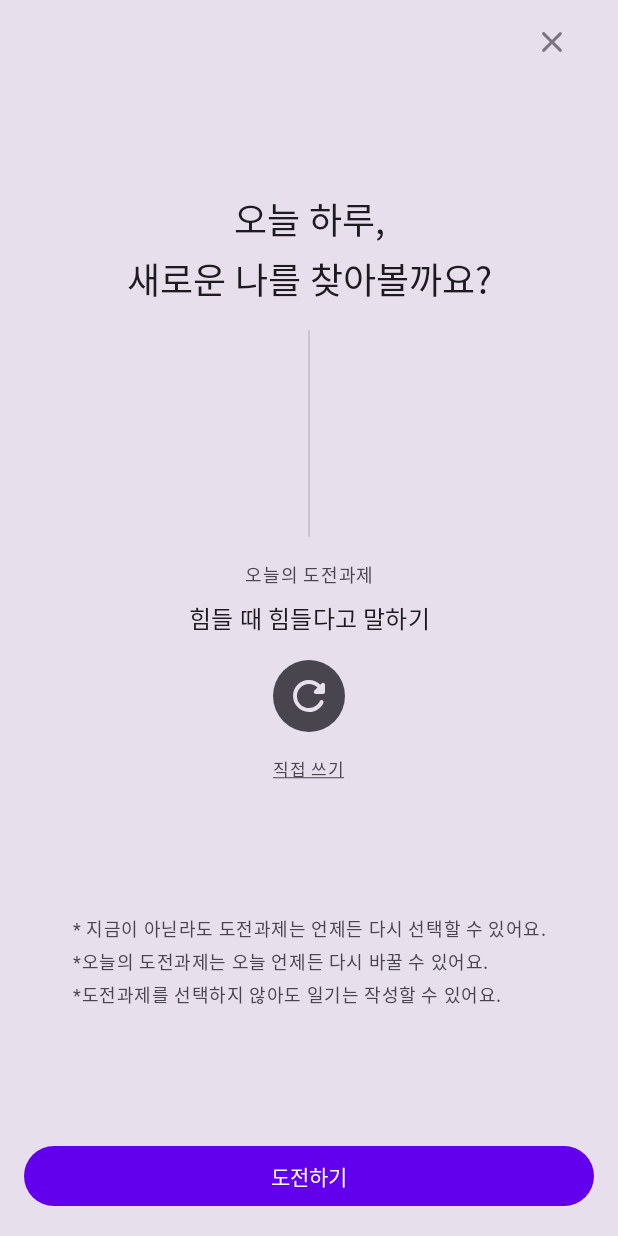
After one commit to RyanChoi919/Sunrise, an Android app: the fragment ChallengeSelectFragment shown on its own in the app's theme, on a phone screen of 412 x 824 dp. The commit adds this screen. Run offline under Robolectric (Android 15) with nearby library versions, the phone set to English and light mode, and no system bars.

Commit message:
add challenge select fragment

```diff
--- /dev/null
+++ b/app/src/main/java/com/nodes/sunrise/ui/challenge/select/ChallengeSelectFragment.kt
@@ -0,0 +1,33 @@
+package com.nodes.sunrise.ui.challenge.select
+
+import androidx.lifecycle.ViewModelProvider
+import android.os.Bundle
+import androidx.fragment.app.Fragment
+import android.view.LayoutInflater
+import android.view.View
+import android.view.ViewGroup
+import androidx.fragment.app.viewModels
+import com.nodes.sunrise.BaseApplication
+import com.nodes.sunrise.R
+import com.nodes.sunrise.ui.ViewModelFactory
+import com.nodes.sunrise.ui.home.HomeViewModel
+
+class ChallengeSelectFragment : Fragment() {
+
+    companion object {
+        fun newInstance() = ChallengeSelectFragment()
+    }
+
+    private val viewModel: HomeViewModel by viewModels {
+        val repository = (requireActivity().application as BaseApplication).repository
+        ViewModelFactory(repository)
+    }
+
+    override fun onCreateView(
+        inflater: LayoutInflater, container: ViewGroup?,
+        savedInstanceState: Bundle?
+    ): View? {
+        return inflater.inflate(R.layout.fragment_challenge_select, container, false)
+    }
+
+}
--- /dev/null
+++ b/app/src/main/java/com/nodes/sunrise/ui/challenge/select/ChallengeSelectViewModel.kt
@@ -0,0 +1,8 @@
+package com.nodes.sunrise.ui.challenge.select
+
+import com.nodes.sunrise.db.AppRepository
+import com.nodes.sunrise.ui.BaseViewModel
+
+class ChallengeSelectViewModel(val repository: AppRepository) : BaseViewModel(repository) {
+
+}
--- /dev/null
+++ b/app/src/main/res/drawable/bg_round_button.xml
@@ -0,0 +1,5 @@
+<?xml version="1.0" encoding="utf-8"?>
+<shape xmlns:android="http://schemas.android.com/apk/res/android"
+    android:shape="oval">
+    <solid android:color="?attr/colorOnSurfaceVariant" />
+</shape>
--- /dev/null
+++ b/app/src/main/res/drawable/ic_round_close_24.xml
@@ -0,0 +1,5 @@
+<vector android:height="24dp" android:tint="#000000"
+    android:viewportHeight="24" android:viewportWidth="24"
+    android:width="24dp" xmlns:android="http://schemas.android.com/apk/res/android">
+    <path android:fillColor="@android:color/white" android:pathData="M18.3,5.71c-0.39,-0.39 -1.02,-0.39 -1.41,0L12,10.59 7.11,5.7c-0.39,-0.39 -1.02,-0.39 -1.41,0 -0.39,0.39 -0.39,1.02 0,1.41L10.59,12 5.7,16.89c-0.39,0.39 -0.39,1.02 0,1.41 0.39,0.39 1.02,0.39 1.41,0L12,13.41l4.89,4.89c0.39,0.39 1.02,0.39 1.41,0 0.39,-0.39 0.39,-1.02 0,-1.41L13.41,12l4.89,-4.89c0.38,-0.38 0.38,-1.02 0,-1.4z"/>
+</vector>
--- /dev/null
+++ b/app/src/main/res/drawable/ic_round_refresh_24.xml
@@ -0,0 +1,10 @@
+<vector xmlns:android="http://schemas.android.com/apk/res/android"
+    android:width="16dp"
+    android:height="16dp"
+    android:tint="#000000"
+    android:viewportWidth="24"
+    android:viewportHeight="24">
+    <path
+        android:fillColor="@android:color/white"
+        android:pathData="M17.65,6.35c-1.63,-1.63 -3.94,-2.57 -6.48,-2.31 -3.67,0.37 -6.69,3.35 -7.1,7.02C3.52,15.91 7.27,20 12,20c3.19,0 5.93,-1.87 7.21,-4.56 0.32,-0.67 -0.16,-1.44 -0.9,-1.44 -0.37,0 -0.72,0.2 -0.88,0.53 -1.13,2.43 -3.84,3.97 -6.8,3.31 -2.22,-0.49 -4.01,-2.3 -4.48,-4.52C5.31,9.44 8.26,6 12,6c1.66,0 3.14,0.69 4.22,1.78l-1.51,1.51c-0.63,0.63 -0.19,1.71 0.7,1.71H19c0.55,0 1,-0.45 1,-1V6.41c0,-0.89 -1.08,-1.34 -1.71,-0.71l-0.64,0.65z" />
+</vector>
--- /dev/null
+++ b/app/src/main/res/layout/fragment_challenge_select.xml
@@ -0,0 +1,140 @@
+<?xml version="1.0" encoding="utf-8"?>
+<androidx.constraintlayout.widget.ConstraintLayout xmlns:android="http://schemas.android.com/apk/res/android"
+    xmlns:app="http://schemas.android.com/apk/res-auto"
+    xmlns:tools="http://schemas.android.com/tools"
+    android:layout_width="match_parent"
+    android:layout_height="match_parent"
+    android:background="?attr/colorSurfaceVariant"
+    android:paddingHorizontal="@dimen/screen_horizontal_margin"
+    tools:context=".ui.challenge.select.ChallengeSelectFragment">
+
+
+    <ImageView
+        android:layout_width="wrap_content"
+        android:layout_height="wrap_content"
+        android:contentDescription="@string/CD_close"
+        android:padding="16dp"
+        android:src="@drawable/ic_round_close_24"
+        app:layout_constraintRight_toRightOf="parent"
+        app:layout_constraintTop_toTopOf="parent"
+        app:tint="?attr/colorOutline" />
+
+    <TextView
+        android:id="@+id/frag_challenge_select_TV_title"
+        style="@style/TextAppearance.Sunrise.HeadlineSmall"
+        android:layout_width="wrap_content"
+        android:layout_height="wrap_content"
+        android:layout_marginTop="128dp"
+        android:gravity="center_horizontal"
+        android:text="@string/frag_challenge_select_title"
+        app:layout_constraintBottom_toTopOf="@id/divider"
+        app:layout_constraintLeft_toLeftOf="parent"
+        app:layout_constraintRight_toRightOf="parent"
+        app:layout_constraintTop_toTopOf="parent" />
+
+    <View
+        android:id="@+id/divider"
+        android:layout_width="1dp"
+        android:layout_height="0dp"
+        android:layout_marginVertical="16dp"
+        android:background="?android:attr/listDivider"
+        app:layout_constraintBottom_toTopOf="@id/frag_challenge_select_TV_today_challenge_subtitle"
+        app:layout_constraintLeft_toLeftOf="parent"
+        app:layout_constraintRight_toRightOf="parent"
+        app:layout_constraintTop_toBottomOf="@id/frag_challenge_select_TV_title" />
+
+    <TextView
+        android:id="@+id/frag_challenge_select_TV_today_challenge_subtitle"
+        style="@style/TextAppearance.Sunrise.LabelMedium"
+        android:layout_width="wrap_content"
+        android:layout_height="wrap_content"
+        android:layout_marginBottom="8dp"
+        android:text="@string/today_challenge"
+        app:layout_constraintBottom_toTopOf="@id/frag_challenge_select_TV_today_challenge"
+        app:layout_constraintLeft_toLeftOf="parent"
+        app:layout_constraintRight_toRightOf="parent"
+        app:layout_constraintTop_toBottomOf="@id/divider" />
+
+    <TextView
+        android:id="@+id/frag_challenge_select_TV_today_challenge"
+        style="@style/TextAppearance.Sunrise.TitleMedium"
+        android:layout_width="wrap_content"
+        android:layout_height="wrap_content"
+        android:gravity="center"
+        android:maxLines="2"
+        android:text="@string/sample_challenge_name"
+        app:layout_constraintBottom_toBottomOf="parent"
+        app:layout_constraintLeft_toLeftOf="parent"
+        app:layout_constraintRight_toRightOf="parent"
+        app:layout_constraintTop_toTopOf="parent" />
+
+    <ImageView
+        android:contentDescription="@string/CD_refresh_today_challenge"
+        android:id="@+id/frag_challenge_select_IV_refresh_button"
+        android:layout_width="48dp"
+        android:layout_height="48dp"
+        android:layout_marginVertical="16dp"
+        android:background="@drawable/bg_round_button"
+        android:padding="8dp"
+        android:src="@drawable/ic_round_refresh_24"
+        app:layout_constraintBottom_toTopOf="@id/frag_challenge_select_TV_write_own_challenge_button"
+        app:layout_constraintLeft_toLeftOf="parent"
+        app:layout_constraintRight_toRightOf="parent"
+        app:layout_constraintTop_toBottomOf="@id/frag_challenge_select_TV_today_challenge"
+        app:tint="?attr/colorSurfaceVariant" />
+
+    <TextView
+        android:id="@+id/frag_challenge_select_TV_write_own_challenge_button"
+        style="@style/TextAppearance.Sunrise.LabelSmall"
+        android:layout_width="wrap_content"
+        android:layout_height="wrap_content"
+        android:layout_marginVertical="16dp"
+        android:text="@string/frag_challenge_select_write_own_challenge"
+        app:layout_constraintLeft_toLeftOf="parent"
+        app:layout_constraintRight_toRightOf="parent"
+        app:layout_constraintTop_toBottomOf="@id/frag_challenge_select_IV_refresh_button" />
+
+    <LinearLayout
+        android:id="@+id/frag_challenge_Select_LL_note"
+        android:layout_width="wrap_content"
+        android:layout_height="wrap_content"
+        android:orientation="vertical"
+        app:layout_constraintBottom_toTopOf="@id/frag_challenge_select_BTN_accept_challenge"
+        app:layout_constraintLeft_toLeftOf="parent"
+        app:layout_constraintRight_toRightOf="parent"
+        app:layout_constraintTop_toBottomOf="@id/frag_challenge_select_TV_write_own_challenge_button">
+
+        <TextView
+            android:id="@+id/frag_challenge_select_TV_note_1"
+            style="@style/TextAppearance.Sunrise.BodySmall"
+            android:layout_width="wrap_content"
+            android:layout_height="wrap_content"
+            android:text="@string/frag_challenge_select_note_1" />
+
+        <TextView
+            android:id="@+id/frag_challenge_select_TV_note_2"
+            style="@style/TextAppearance.Sunrise.BodySmall"
+            android:layout_width="wrap_content"
+            android:layout_height="wrap_content"
+            android:layout_marginVertical="4dp"
+            android:text="@string/frag_challenge_select_note_2" />
+
+        <TextView
+            android:id="@+id/frag_challenge_select_TV_note_3"
+            style="@style/TextAppearance.Sunrise.BodySmall"
+            android:layout_width="wrap_content"
+            android:layout_height="wrap_content"
+            android:text="@string/frag_challenge_select_note_3" />
+
+    </LinearLayout>
+
+    <Button
+        android:id="@+id/frag_challenge_select_BTN_accept_challenge"
+        android:layout_width="match_parent"
+        android:layout_height="wrap_content"
+        android:layout_marginVertical="16dp"
+        android:text="@string/frag_challenge_select_accept_challenge"
+        app:layout_constraintBottom_toBottomOf="parent" />
+
+
+</androidx.constraintlayout.widget.ConstraintLayout>
--- a/app/src/main/res/values/strings.xml
+++ b/app/src/main/res/values/strings.xml
@@ -22,4 +22,13 @@
     <!-- Content Descriptions -->
     <string name="CD_challenge_result">도전과제 결과 아이콘</string>
     <string name="CD_edit_challenge">도전과제 수정 아이콘</string>
+    <string name="CD_close">닫기 버튼</string>
+    <string name="frag_challenge_select_title">오늘 하루,\n새로운 나를 찾아볼까요?</string>
+    <string name="today_challenge">오늘의 도전과제</string>
+    <string name="frag_challenge_select_note_1">* 지금이 아닏라도 도전과제는 언제든 다시 선택할 수 있어요.</string>
+    <string name="frag_challenge_select_note_2">*오늘의 도전과제는 오늘 언제든 다시 바꿀 수 있어요.</string>
+    <string name="frag_challenge_select_note_3">*도전과제를 선택하지 않아도 일기는 작성할 수 있어요.</string>
+    <string name="frag_challenge_select_write_own_challenge"><u>직접 쓰기</u></string>
+    <string name="CD_refresh_today_challenge">오늘의 도전과제 새로고침 버튼</string>
+    <string name="frag_challenge_select_accept_challenge">도전하기</string>
 </resources>
--- a/app/src/main/res/values/styles.xml
+++ b/app/src/main/res/values/styles.xml
@@ -4,6 +4,10 @@
     <style name="TextAppearance" />
 
     <style name="TextAppearance.Sunrise" />
+
+    <style name="TextAppearance.Sunrise.TitleLarge" parent="TextAppearance.Material3.TitleLarge">
+        <item name="fontFamily">@font/nanum_myeongjo_bold</item>
+    </style>
 
     <style name="TextAppearance.Sunrise.TitleMedium" parent="TextAppearance.Material3.TitleMedium">
         <item name="fontFamily">@font/nanum_myeongjo_bold</item>
@@ -14,7 +18,7 @@
     </style>
 
     <style name="TextAppearance.Sunrise.HeadlineSmall" parent="TextAppearance.Material3.HeadlineSmall">
-        <item name="fontFamily">@font/nanum_myeongjo_bold</item>
+        <item name="fontFamily">@font/nanum_myeongjo_extrabold</item>
     </style>
 
     <style name="TextAppearance.Sunrise.BodyLarge" parent="TextAppearance.Material3.BodyLarge">
@@ -32,4 +36,8 @@
     <style name="TextAppearance.Sunrise.LabelSmall" parent="TextAppearance.Material3.LabelSmall">
         <item name="fontFamily">@font/nanum_myeongjo</item>
     </style>
+
+    <style name="TextAppearance.Sunrise.LabelMedium" parent="TextAppearance.Material3.LabelMedium">
+        <item name="fontFamily">@font/nanum_myeongjo</item>
+    </style>
 </resources>
```
